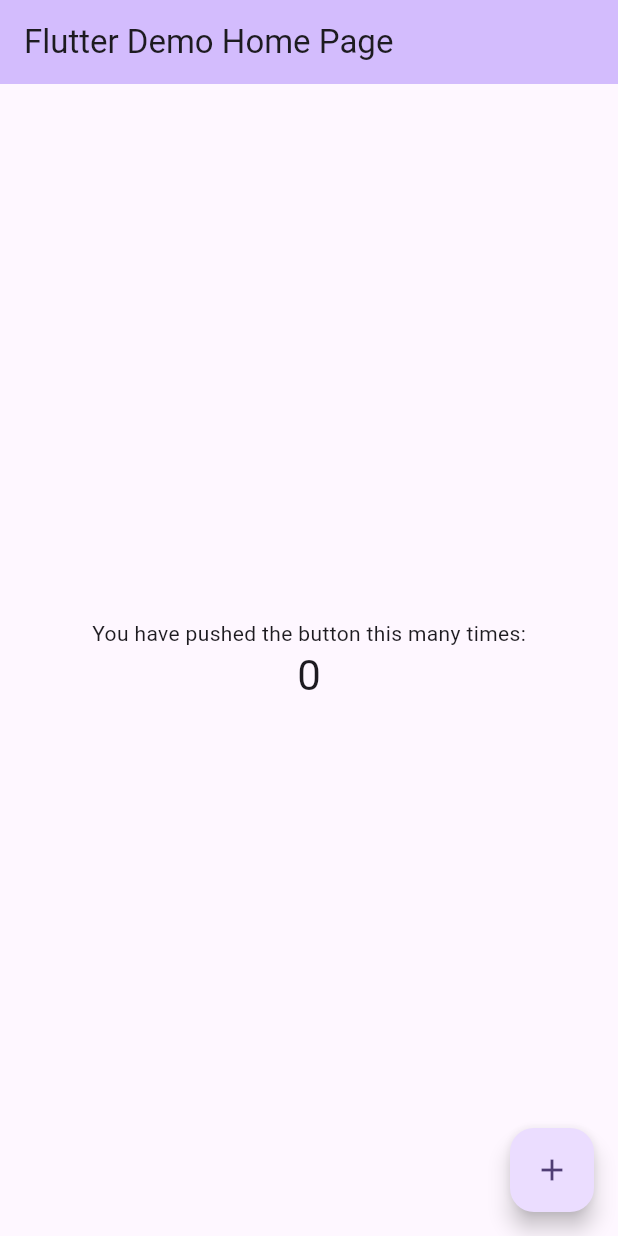
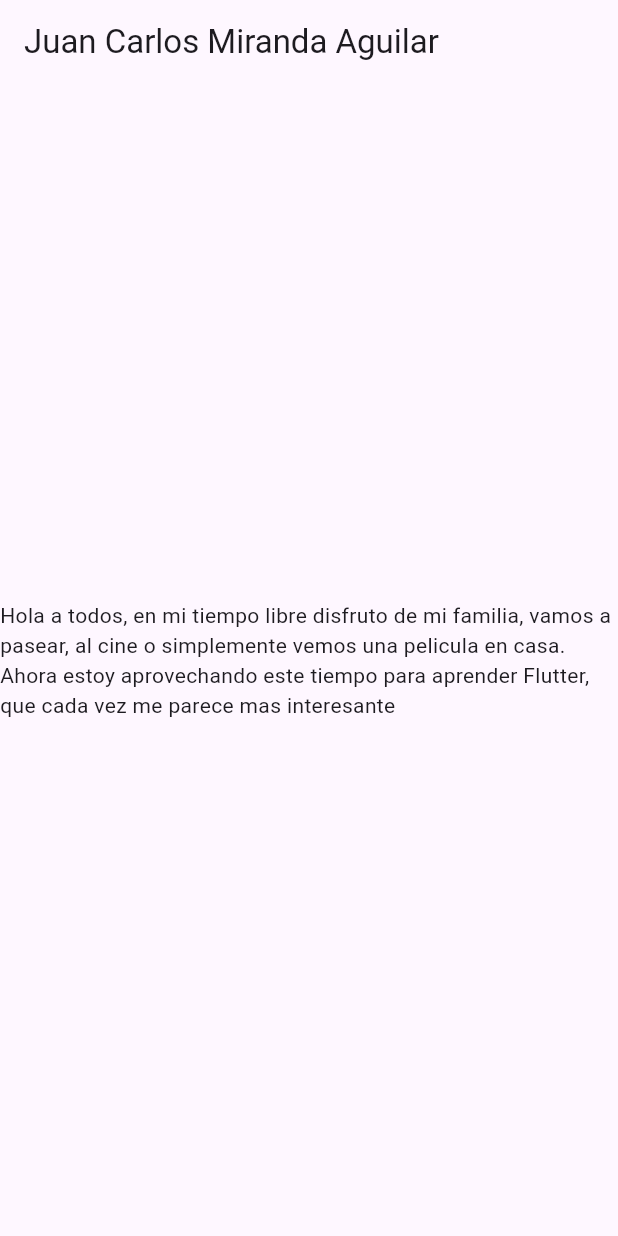
Before and after one commit to JuanMiranda27/cursoWeinflu, a Flutter app: the screen it shows after launch, on a phone screen of 412 x 824 dp. Run offline on Flutter 3.47's test engine with Material 3 defaults, Android fonts, the phone set to English and light mode, and no system bars.

Commit message:
Actualizar cambios

```diff
--- a/reto_curso3_app/lib/main.dart
+++ b/reto_curso3_app/lib/main.dart
@@ -1,125 +1,11 @@
 import 'package:flutter/material.dart';
 
 void main() {
-  runApp(const MyApp());
+  runApp(MaterialApp(
+      home: Scaffold(
+    appBar: AppBar(title: const Text('Juan Carlos Miranda Aguilar')),
+    body: const Center(
+        child: Text(
+            'Hola a todos, en mi tiempo libre disfruto de mi familia, vamos a pasear, al cine o simplemente vemos una pelicula en casa. Ahora estoy aprovechando este tiempo para aprender Flutter, que cada vez me parece mas interesante ')),
+  )));
 }
-
-class MyApp extends StatelessWidget {
-  const MyApp({super.key});
-
-  // This widget is the root of your application.
-  @override
-  Widget build(BuildContext context) {
-    return MaterialApp(
-      title: 'Flutter Demo',
-      theme: ThemeData(
-        // This is the theme of your application.
-        //
-        // TRY THIS: Try running your application with "flutter run". You'll see
-        // the application has a purple toolbar. Then, without quitting the app,
-        // try changing the seedColor in the colorScheme below to Colors.green
-        // and then invoke "hot reload" (save your changes or press the "hot
-        // reload" button in a Flutter-supported IDE, or press "r" if you used
-        // the command line to start the app).
-        //
-        // Notice that the counter didn't reset back to zero; the application
-        // state is not lost during the reload. To reset the state, use hot
-        // restart instead.
-        //
-        // This works for code too, not just values: Most code changes can be
-        // tested with just a hot reload.
-        colorScheme: ColorScheme.fromSeed(seedColor: Colors.deepPurple),
-        useMaterial3: true,
-      ),
-      home: const MyHomePage(title: 'Flutter Demo Home Page'),
-    );
-  }
-}
-
-class MyHomePage extends StatefulWidget {
-  const MyHomePage({super.key, required this.title});
-
-  // This widget is the home page of your application. It is stateful, meaning
-  // that it has a State object (defined below) that contains fields that affect
-  // how it looks.
-
-  // This class is the configuration for the state. It holds the values (in this
-  // case the title) provided by the parent (in this case the App widget) and
-  // used by the build method of the State. Fields in a Widget subclass are
-  // always marked "final".
-
-  final String title;
-
-  @override
-  State<MyHomePage> createState() => _MyHomePageState();
-}
-
-class _MyHomePageState extends State<MyHomePage> {
-  int _counter = 0;
-
-  void _incrementCounter() {
-    setState(() {
-      // This call to setState tells the Flutter framework that something has
-      // changed in this State, which causes it to rerun the build method below
-      // so that the display can reflect the updated values. If we changed
-      // _counter without calling setState(), then the build method would not be
-      // called again, and so nothing would appear to happen.
-      _counter++;
-    });
-  }
-
-  @override
-  Widget build(BuildContext context) {
-    // This method is rerun every time setState is called, for instance as done
-    // by the _incrementCounter method above.
-    //
-    // The Flutter framework has been optimized to make rerunning build methods
-    // fast, so that you can just rebuild anything that needs updating rather
-    // than having to individually change instances of widgets.
-    return Scaffold(
-      appBar: AppBar(
-        // TRY THIS: Try changing the color here to a specific color (to
-        // Colors.amber, perhaps?) and trigger a hot reload to see the AppBar
-        // change color while the other colors stay the same.
-        backgroundColor: Theme.of(context).colorScheme.inversePrimary,
-        // Here we take the value from the MyHomePage object that was created by
-        // the App.build method, and use it to set our appbar title.
-        title: Text(widget.title),
-      ),
-      body: Center(
-        // Center is a layout widget. It takes a single child and positions it
-        // in the middle of the parent.
-        child: Column(
-          // Column is also a layout widget. It takes a list of children and
-          // arranges them vertically. By default, it sizes itself to fit its
-          // children horizontally, and tries to be as tall as its parent.
-          //
-          // Column has various properties to control how it sizes itself and
-          // how it positions its children. Here we use mainAxisAlignment to
-          // center the children vertically; the main axis here is the vertical
-          // axis because Columns are vertical (the cross axis would be
-          // horizontal).
-          //
-          // TRY THIS: Invoke "debug painting" (choose the "Toggle Debug Paint"
-          // action in the IDE, or press "p" in the console), to see the
-          // wireframe for each widget.
-          mainAxisAlignment: MainAxisAlignment.center,
-          children: <Widget>[
-            const Text(
-              'You have pushed the button this many times:',
-            ),
-            Text(
-              '$_counter',
-              style: Theme.of(context).textTheme.headlineMedium,
-            ),
-          ],
-        ),
-      ),
-      floatingActionButton: FloatingActionButton(
-        onPressed: _incrementCounter,
-        tooltip: 'Increment',
-        child: const Icon(Icons.add),
-      ), // This trailing comma makes auto-formatting nicer for build methods.
-    );
-  }
-}
```
Also changed, not shown: 1 other file.
